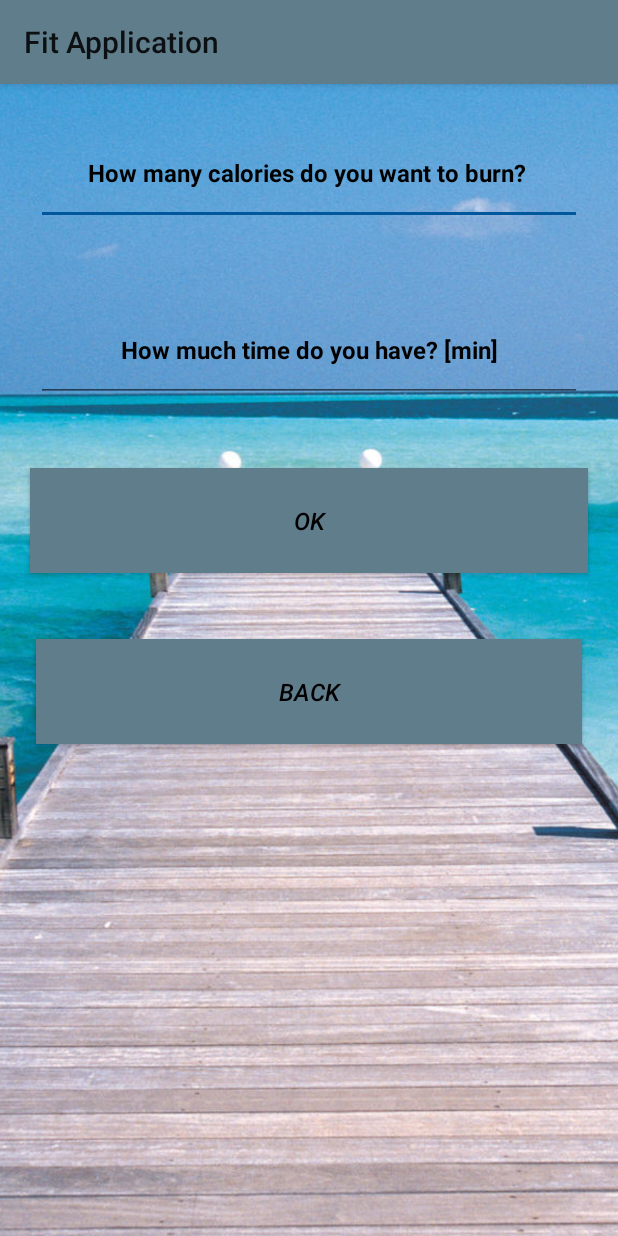
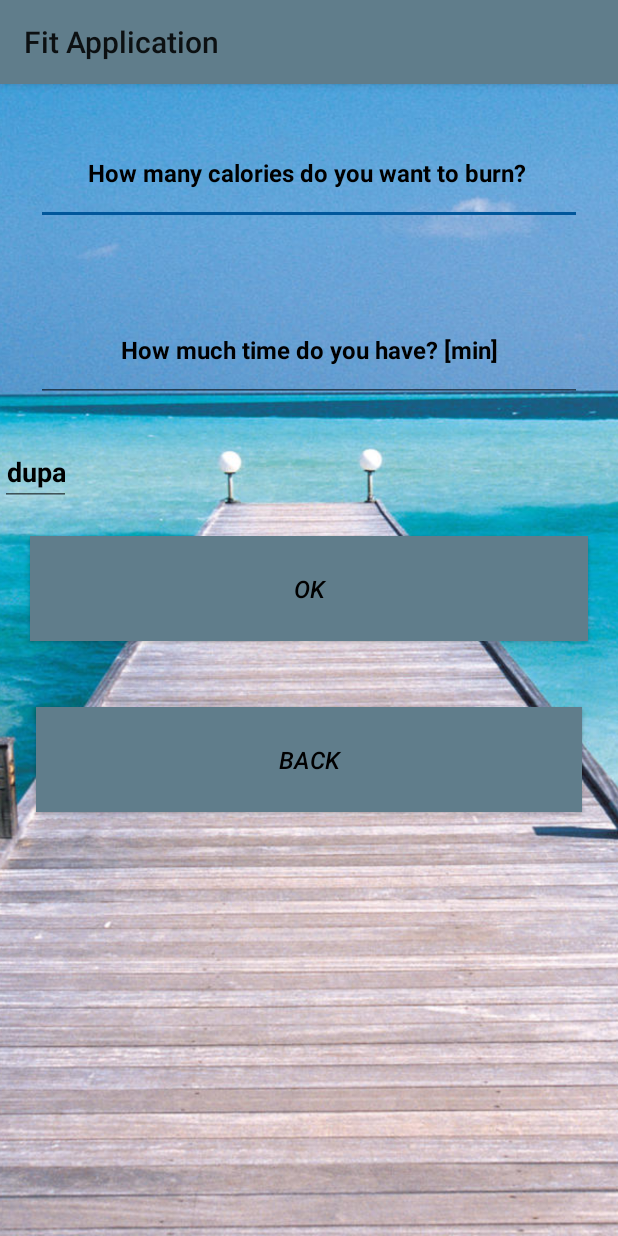
Before and after one commit to mm53616/FitApplication, an Android app: the TrainAlone screen opened directly, with no data from a screen before it, on a phone screen of 412 x 824 dp. Run offline under Robolectric (Android 15) with nearby library versions, the phone set to English and light mode, and no system bars.

Commit message:
Chacking mistakes 3

```diff
--- a/app/src/main/res/layout/activity_train_alone.xml
+++ b/app/src/main/res/layout/activity_train_alone.xml
@@ -36,6 +36,15 @@
             android:textColor="@android:color/black"
             android:textColorHint="@android:color/black"
             android:textStyle="bold" />
+        <EditText
+            android:hint="dupa"
+            android:inputType="number"
+            android:textColor="@android:color/black"
+            android:textColorHint="@android:color/black"
+            android:textStyle="bold"
+            android:gravity="center"
+            android:layout_height="wrap_content"
+            android:layout_width="wrap_content" />
 
     <Button
         style="@style/ButtonStyle"
```
